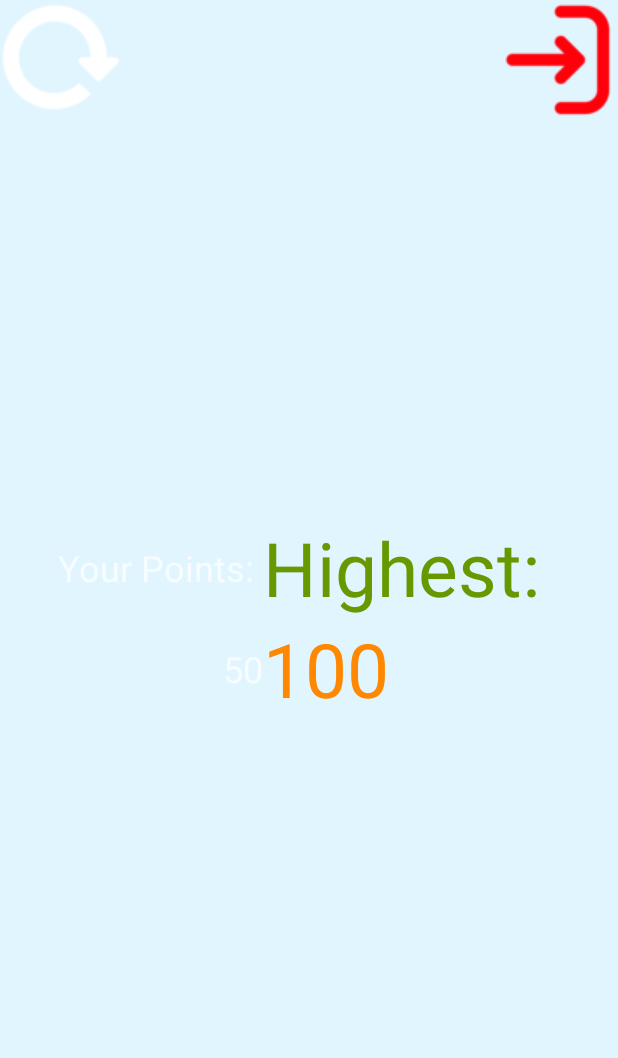
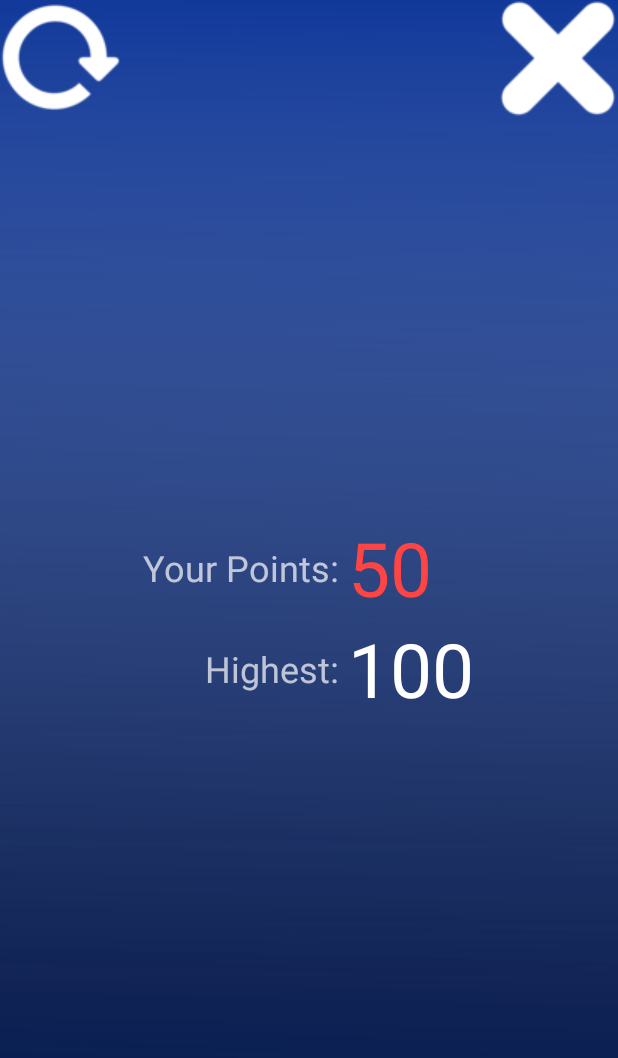
Before and after one commit to sdumencic/forwardToThePast, an Android app: the layout breakout_game_over.xml on its own in the app's theme, with its tools: preview values and no code run, on a phone screen of 412 x 824 dp. Shown: the top 1058 px of the screen. Run offline under Robolectric (Android 15) with nearby library versions, the phone set to English and light mode, and no system bars.

Commit message:
Fix #22, Close #25, Close #26, Close #49

```diff
--- a/app/src/main/AndroidManifest.xml
+++ b/app/src/main/AndroidManifest.xml
@@ -19,6 +19,7 @@
         </activity>
         <activity android:name=".SnakeMain"></activity>
         <activity android:name=".BreakoutActivity"></activity>
+        <activity android:name="breakout.GameOver"></activity>
     </application>
 
 </manifest>
--- a/app/src/main/res/layout/activity_breakout.xml
+++ b/app/src/main/res/layout/activity_breakout.xml
@@ -23,7 +23,7 @@
             android:id="@+id/ibAudio"
             android:layout_width="wrap_content"
             android:layout_height="wrap_content"
-            android:background="@drawable/breakout_sound_on"
+            android:background="@android:color/transparent"
             android:onClick="audioPref" />
     </LinearLayout>
 </LinearLayout>
--- a/app/src/main/res/layout/breakout_game_over.xml
+++ b/app/src/main/res/layout/breakout_game_over.xml
@@ -2,7 +2,7 @@
 <LinearLayout xmlns:android="http://schemas.android.com/apk/res/android"
     android:layout_width="match_parent"
     android:layout_height="match_parent"
-    android:background="#E1F5FE"
+    android:background="@drawable/breakout_background"
     android:orientation="vertical">
 
     <LinearLayout
@@ -59,9 +59,9 @@
                     android:id="@+id/tvPoints"
                     android:layout_width="wrap_content"
                     android:layout_height="wrap_content"
-                    android:text="Highest: "
+                    android:text="50"
                     android:textSize="50sp"
-                    android:textColor="@android:color/holo_green_dark"></TextView>
+                    android:textColor="@android:color/holo_red_light"></TextView>
             </TableRow>
             <TableRow
                 android:layout_width="match_parent"
@@ -70,7 +70,7 @@
                 <TextView
                     android:layout_width="wrap_content"
                     android:layout_height="wrap_content"
-                    android:text="50"
+                    android:text="Highest: "
                     android:textSize="24sp"
                     android:layout_gravity="center|right"></TextView>
                 <TextView
@@ -79,7 +79,7 @@
                     android:layout_height="wrap_content"
                     android:text="100"
                     android:textSize="50sp"
-                    android:textColor="@android:color/holo_orange_dark"></TextView>
+                    android:textColor="@android:color/white"></TextView>
             </TableRow>
         </TableLayout>
         <View
```
Also changed, not shown: app/src/main/java/breakout/GameOver.java (+42 -7 lines), app/src/main/java/breakout/GameView.java (+7 -2 lines), app/src/main/res/drawable/breakout_exit.png.
